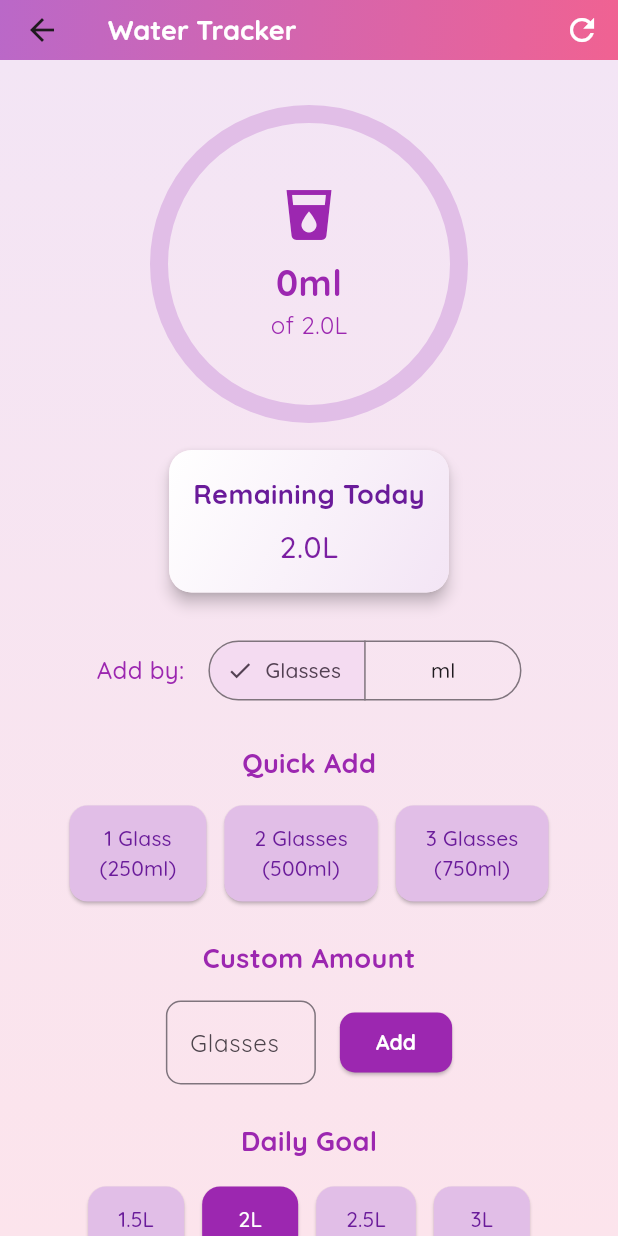
After one commit to Owca11/Cross_platform_app, a Flutter app: the WaterTrackerScreen screen opened directly, on a phone screen of 412 x 824 dp. The commit adds this screen. Run offline on Flutter 3.47's test engine with Material 3 defaults, Android fonts, the phone set to English and light mode, and no system bars; our stand-ins replace google_fonts, shared_preferences; accounts and stored records are empty.

Commit message:
`Update font family to Quicksand, add Water Tracker screen and update navigation bar and screen styles.`

```diff
--- a/autism_support_app/lib/main.dart
+++ b/autism_support_app/lib/main.dart
@@ -2,6 +2,7 @@
 import 'package:google_fonts/google_fonts.dart';
 import 'screens/feeling_selection_screen.dart';
 import 'screens/calm_tips_screen.dart';
+import 'screens/water_tracker_screen.dart';
 
 void main() {
   runApp(const UnspokenApp());
@@ -17,7 +18,7 @@
       theme: ThemeData(
         colorScheme: ColorScheme.fromSeed(seedColor: Colors.purple),
         useMaterial3: true,
-        fontFamily: GoogleFonts.dancingScript().fontFamily,
+        fontFamily: GoogleFonts.quicksand().fontFamily,
         appBarTheme: const AppBarTheme(
           toolbarHeight: 40, // Smaller app bar
           elevation: 2, // Less prominent shadow
@@ -35,7 +36,8 @@
   State<SplashScreen> createState() => _SplashScreenState();
 }
 
-class _SplashScreenState extends State<SplashScreen> with SingleTickerProviderStateMixin {
+class _SplashScreenState extends State<SplashScreen>
+    with SingleTickerProviderStateMixin {
   late AnimationController _controller;
   late Animation<double> _fadeAnimation;
   late Animation<double> _scaleAnimation;
@@ -48,13 +50,15 @@
       vsync: this,
     );
 
-    _fadeAnimation = Tween<double>(begin: 0.0, end: 1.0).animate(
-      CurvedAnimation(parent: _controller, curve: Curves.easeIn),
-    );
+    _fadeAnimation = Tween<double>(
+      begin: 0.0,
+      end: 1.0,
+    ).animate(CurvedAnimation(parent: _controller, curve: Curves.easeIn));
 
-    _scaleAnimation = Tween<double>(begin: 0.5, end: 1.0).animate(
-      CurvedAnimation(parent: _controller, curve: Curves.elasticOut),
-    );
+    _scaleAnimation = Tween<double>(
+      begin: 0.5,
+      end: 1.0,
+    ).animate(CurvedAnimation(parent: _controller, curve: Curves.elasticOut));
 
     _controller.forward();
 
@@ -167,6 +171,7 @@
   static const List<Widget> _widgetOptions = <Widget>[
     FeelingSelectionScreen(),
     CalmTipsScreen(),
+    WaterTrackerScreen(),
   ];
 
   void _onItemTapped(int index) {
@@ -208,14 +213,36 @@
         child: _widgetOptions.elementAt(_selectedIndex),
       ),
       bottomNavigationBar: BottomNavigationBar(
-        items: const <BottomNavigationBarItem>[
+        items: <BottomNavigationBarItem>[
           BottomNavigationBarItem(
             icon: Icon(Icons.emoji_emotions),
-            label: 'Feelings/Needs',
+            label: Text(
+              'Feelings/Needs',
+              style: GoogleFonts.quicksand(
+                fontSize: 12,
+                fontWeight: FontWeight.w500,
+              ),
+            ).data,
           ),
           BottomNavigationBarItem(
             icon: Icon(Icons.lightbulb),
-            label: 'Calm Tips',
+            label: Text(
+              'Calm Tips',
+              style: GoogleFonts.quicksand(
+                fontSize: 12,
+                fontWeight: FontWeight.w500,
+              ),
+            ).data,
+          ),
+          BottomNavigationBarItem(
+            icon: Icon(Icons.local_drink),
+            label: Text(
+              'Water Tracker',
+              style: GoogleFonts.quicksand(
+                fontSize: 12,
+                fontWeight: FontWeight.w500,
+              ),
+            ).data,
           ),
         ],
         currentIndex: _selectedIndex,
--- a/autism_support_app/lib/screens/feeling_selection_screen.dart
+++ b/autism_support_app/lib/screens/feeling_selection_screen.dart
@@ -224,7 +224,7 @@
                                 const SizedBox(height: 16),
                                 Text(
                                   item.name,
-                                  style: GoogleFonts.dancingScript(
+                                  style: GoogleFonts.quicksand(
                                     fontSize: 32,
                                     fontWeight: FontWeight.bold,
                                     color: Colors.purple.shade800,
--- /dev/null
+++ b/autism_support_app/lib/screens/water_tracker_screen.dart
@@ -0,0 +1,384 @@
+import 'package:flutter/material.dart';
+import 'package:google_fonts/google_fonts.dart';
+import '../services/water_tracker_service.dart';
+
+class WaterTrackerScreen extends StatefulWidget {
+  const WaterTrackerScreen({super.key});
+
+  @override
+  State<WaterTrackerScreen> createState() => _WaterTrackerScreenState();
+}
+
+class _WaterTrackerScreenState extends State<WaterTrackerScreen> {
+  double _currentIntake = 0.0;
+  double _dailyGoal = WaterTrackerService.defaultDailyGoal;
+  bool _isGlassMode = true; // true for glasses, false for ml
+  final TextEditingController _customAmountController = TextEditingController();
+
+  @override
+  void initState() {
+    super.initState();
+    _loadData();
+  }
+
+  Future<void> _loadData() async {
+    final intake = await WaterTrackerService.getDailyIntake();
+    final goal = await WaterTrackerService.getDailyGoal();
+    setState(() {
+      _currentIntake = intake;
+      _dailyGoal = goal;
+    });
+  }
+
+  Future<void> _addWater(double amount) async {
+    await WaterTrackerService.addWater(amount);
+    await _loadData();
+  }
+
+  Future<void> _setDailyGoal(double goal) async {
+    await WaterTrackerService.setDailyGoal(goal);
+    await _loadData();
+  }
+
+  Future<void> _resetIntake() async {
+    await WaterTrackerService.resetDailyIntake();
+    await _loadData();
+  }
+
+  double get _remainingWater => _dailyGoal - _currentIntake;
+  double get _progress => _currentIntake / _dailyGoal;
+
+  String _formatWater(double ml) {
+    if (ml >= 1000) {
+      return '${(ml / 1000).toStringAsFixed(1)}L';
+    }
+    return '${ml.toStringAsFixed(0)}ml';
+  }
+
+  @override
+  Widget build(BuildContext context) {
+    return Scaffold(
+      appBar: AppBar(
+        title: Text(
+          'Water Tracker',
+          style: GoogleFonts.quicksand(
+            fontSize: 18,
+            fontWeight: FontWeight.bold,
+            color: Colors.white,
+          ),
+        ),
+        flexibleSpace: Container(
+          decoration: BoxDecoration(
+            gradient: LinearGradient(
+              colors: [Colors.purple.shade300, Colors.pink.shade300],
+              begin: Alignment.topLeft,
+              end: Alignment.bottomRight,
+            ),
+          ),
+        ),
+        actions: [
+          IconButton(
+            icon: const Icon(Icons.refresh, color: Colors.white),
+            onPressed: _resetIntake,
+            tooltip: 'Reset daily intake',
+          ),
+        ],
+      ),
+      body: Container(
+        decoration: BoxDecoration(
+          gradient: LinearGradient(
+            colors: [Colors.purple.shade50, Colors.pink.shade50],
+            begin: Alignment.topCenter,
+            end: Alignment.bottomCenter,
+          ),
+        ),
+        child: SingleChildScrollView(
+          padding: const EdgeInsets.all(16.0),
+          child: Column(
+            crossAxisAlignment: CrossAxisAlignment.center,
+            children: [
+              // Progress Circle
+              Container(
+                margin: const EdgeInsets.symmetric(vertical: 20),
+                child: Stack(
+                  alignment: Alignment.center,
+                  children: [
+                    SizedBox(
+                      width: 200,
+                      height: 200,
+                      child: CircularProgressIndicator(
+                        value: _progress.clamp(0.0, 1.0),
+                        strokeWidth: 12,
+                        backgroundColor: Colors.purple.shade100,
+                        valueColor: AlwaysStoppedAnimation<Color>(
+                          _progress >= 1.0 ? Colors.green : Colors.purple,
+                        ),
+                      ),
+                    ),
+                    Column(
+                      mainAxisSize: MainAxisSize.min,
+                      children: [
+                        Icon(Icons.local_drink, size: 40, color: Colors.purple),
+                        const SizedBox(height: 8),
+                        Text(
+                          _formatWater(_currentIntake),
+                          style: GoogleFonts.quicksand(
+                            fontSize: 24,
+                            fontWeight: FontWeight.bold,
+                            color: Colors.purple,
+                          ),
+                        ),
+                        Text(
+                          'of ${_formatWater(_dailyGoal)}',
+                          style: GoogleFonts.quicksand(
+                            fontSize: 16,
+                            color: Colors.purple,
+                          ),
+                        ),
+                      ],
+                    ),
+                  ],
+                ),
+              ),
+
+              // Remaining water
+              Card(
+                shape: RoundedRectangleBorder(
+                  borderRadius: BorderRadius.circular(15.0),
+                ),
+                elevation: 4,
+                child: Container(
+                  padding: const EdgeInsets.all(16.0),
+                  decoration: BoxDecoration(
+                    borderRadius: BorderRadius.circular(15.0),
+                    gradient: LinearGradient(
+                      colors: [Colors.white, Colors.purple.shade50],
+                      begin: Alignment.topLeft,
+                      end: Alignment.bottomRight,
+                    ),
+                  ),
+                  child: Column(
+                    children: [
+                      Text(
+                        _remainingWater <= 0
+                            ? '🎉 Goal Achieved! 🎉'
+                            : 'Remaining Today',
+                        style: GoogleFonts.quicksand(
+                          fontSize: 18,
+                          fontWeight: FontWeight.bold,
+                          color: _remainingWater <= 0
+                              ? Colors.green.shade800
+                              : Colors.purple.shade800,
+                        ),
+                      ),
+                      const SizedBox(height: 8),
+                      Text(
+                        _remainingWater <= 0
+                            ? 'Great job staying hydrated!'
+                            : _formatWater(_remainingWater.abs()),
+                        style: GoogleFonts.quicksand(
+                          fontSize: 20,
+                          fontWeight: FontWeight.w500,
+                          color: _remainingWater <= 0
+                              ? Colors.green.shade700
+                              : Colors.purple.shade700,
+                        ),
+                      ),
+                    ],
+                  ),
+                ),
+              ),
+
+              const SizedBox(height: 24),
+
+              // Unit toggle
+              Row(
+                mainAxisAlignment: MainAxisAlignment.center,
+                children: [
+                  Text(
+                    'Add by:',
+                    style: GoogleFonts.quicksand(
+                      fontSize: 16,
+                      fontWeight: FontWeight.w500,
+                      color: Colors.purple,
+                    ),
+                  ),
+                  const SizedBox(width: 16),
+                  SegmentedButton<bool>(
+                    segments: const [
+                      ButtonSegment<bool>(value: true, label: Text('Glasses')),
+                      ButtonSegment<bool>(value: false, label: Text('ml')),
+                    ],
+                    selected: {_isGlassMode},
+                    onSelectionChanged: (Set<bool> newSelection) {
+                      setState(() {
+                        _isGlassMode = newSelection.first;
+                      });
+                    },
+                  ),
+                ],
+              ),
+
+              const SizedBox(height: 24),
+
+              // Quick add buttons
+              Text(
+                'Quick Add',
+                style: GoogleFonts.quicksand(
+                  fontSize: 18,
+                  fontWeight: FontWeight.bold,
+                  color: Colors.purple,
+                ),
+              ),
+              const SizedBox(height: 16),
+              Wrap(
+                spacing: 12,
+                runSpacing: 12,
+                alignment: WrapAlignment.center,
+                children: _isGlassMode
+                    ? [
+                        _buildAddButton(1, '1 Glass\n(250ml)'),
+                        _buildAddButton(2, '2 Glasses\n(500ml)'),
+                        _buildAddButton(3, '3 Glasses\n(750ml)'),
+                      ]
+                    : [
+                        _buildAddButton(100, '100ml'),
+                        _buildAddButton(200, '200ml'),
+                        _buildAddButton(250, '250ml'),
+                        _buildAddButton(500, '500ml'),
+                      ],
+              ),
+
+              const SizedBox(height: 24),
+
+              // Custom amount
+              Text(
+                'Custom Amount',
+                style: GoogleFonts.quicksand(
+                  fontSize: 18,
+                  fontWeight: FontWeight.bold,
+                  color: Colors.purple,
+                ),
+              ),
+              const SizedBox(height: 16),
+              Row(
+                mainAxisAlignment: MainAxisAlignment.center,
+                children: [
+                  SizedBox(
+                    width: 100,
+                    child: TextField(
+                      controller: _customAmountController,
+                      keyboardType: TextInputType.number,
+                      decoration: InputDecoration(
+                        labelText: _isGlassMode ? 'Glasses' : 'ml',
+                        border: OutlineInputBorder(
+                          borderRadius: BorderRadius.circular(10),
+                        ),
+                      ),
+                      onSubmitted: (value) {
+                        final amount = double.tryParse(value) ?? 0;
+                        if (amount > 0) {
+                          final mlAmount = _isGlassMode
+                              ? amount * WaterTrackerService.glassSize
+                              : amount;
+                          _addWater(mlAmount);
+                          _customAmountController.clear();
+                        }
+                      },
+                    ),
+                  ),
+                  const SizedBox(width: 16),
+                  ElevatedButton(
+                    onPressed: () {
+                      final value = _customAmountController.text;
+                      final amount = double.tryParse(value) ?? 0;
+                      if (amount > 0) {
+                        final mlAmount = _isGlassMode
+                            ? amount * WaterTrackerService.glassSize
+                            : amount;
+                        _addWater(mlAmount);
+                        _customAmountController.clear();
+                      }
+                    },
+                    style: ElevatedButton.styleFrom(
+                      backgroundColor: Colors.purple,
+                      foregroundColor: Colors.white,
+                      shape: RoundedRectangleBorder(
+                        borderRadius: BorderRadius.circular(10),
+                      ),
+                    ),
+                    child: Text(
+                      'Add',
+                      style: GoogleFonts.quicksand(fontWeight: FontWeight.bold),
+                    ),
+                  ),
+                ],
+              ),
+
+              const SizedBox(height: 24),
+
+              // Daily goal setting
+              Text(
+                'Daily Goal',
+                style: GoogleFonts.quicksand(
+                  fontSize: 18,
+                  fontWeight: FontWeight.bold,
+                  color: Colors.purple,
+                ),
+              ),
+              const SizedBox(height: 16),
+              Wrap(
+                spacing: 12,
+                runSpacing: 12,
+                alignment: WrapAlignment.center,
+                children: [
+                  _buildGoalButton(1500, '1.5L'),
+                  _buildGoalButton(2000, '2L'),
+                  _buildGoalButton(2500, '2.5L'),
+                  _buildGoalButton(3000, '3L'),
+                ],
+              ),
+            ],
+          ),
+        ),
+      ),
+    );
+  }
+
+  Widget _buildAddButton(double amount, String label) {
+    final mlAmount = _isGlassMode
+        ? amount * WaterTrackerService.glassSize
+        : amount;
+    return ElevatedButton(
+      onPressed: () => _addWater(mlAmount),
+      style: ElevatedButton.styleFrom(
+        backgroundColor: Colors.purple.shade100,
+        foregroundColor: Colors.purple.shade800,
+        shape: RoundedRectangleBorder(borderRadius: BorderRadius.circular(12)),
+        padding: const EdgeInsets.symmetric(horizontal: 20, vertical: 12),
+      ),
+      child: Text(
+        label,
+        textAlign: TextAlign.center,
+        style: GoogleFonts.quicksand(fontSize: 14, fontWeight: FontWeight.w500),
+      ),
+    );
+  }
+
+  Widget _buildGoalButton(double goal, String label) {
+    final isSelected = _dailyGoal == goal;
+    return ElevatedButton(
+      onPressed: () => _setDailyGoal(goal),
+      style: ElevatedButton.styleFrom(
+        backgroundColor: isSelected ? Colors.purple : Colors.purple.shade100,
+        foregroundColor: isSelected ? Colors.white : Colors.purple.shade800,
+        shape: RoundedRectangleBorder(borderRadius: BorderRadius.circular(12)),
+        padding: const EdgeInsets.symmetric(horizontal: 20, vertical: 12),
+      ),
+      child: Text(
+        label,
+        style: GoogleFonts.quicksand(fontSize: 14, fontWeight: FontWeight.w500),
+      ),
+    );
+  }
+}
--- /dev/null
+++ b/autism_support_app/lib/services/water_tracker_service.dart
@@ -0,0 +1,50 @@
+import 'package:shared_preferences/shared_preferences.dart';
+
+class WaterTrackerService {
+  static const String _dailyIntakeKey = 'daily_water_intake';
+  static const String _dailyGoalKey = 'daily_water_goal';
+  static const String _lastResetKey = 'last_reset_date';
+
+  static const double defaultDailyGoal = 2000.0; // 2 liters in ml
+  static const double glassSize = 250.0; // 250 ml per glass
+
+  static Future<double> getDailyIntake() async {
+    final prefs = await SharedPreferences.getInstance();
+    final lastReset = prefs.getString(_lastResetKey);
+    final today = DateTime.now().toIso8601String().split('T')[0];
+
+    if (lastReset != today) {
+      // Reset intake for new day
+      await prefs.setDouble(_dailyIntakeKey, 0.0);
+      await prefs.setString(_lastResetKey, today);
+      return 0.0;
+    }
+
+    return prefs.getDouble(_dailyIntakeKey) ?? 0.0;
+  }
+
+  static Future<double> getDailyGoal() async {
+    final prefs = await SharedPreferences.getInstance();
+    return prefs.getDouble(_dailyGoalKey) ?? defaultDailyGoal;
+  }
+
+  static Future<void> setDailyGoal(double goal) async {
+    final prefs = await SharedPreferences.getInstance();
+    await prefs.setDouble(_dailyGoalKey, goal);
+  }
+
+  static Future<void> addWater(double amount) async {
+    final prefs = await SharedPreferences.getInstance();
+    final current = await getDailyIntake();
+    await prefs.setDouble(_dailyIntakeKey, current + amount);
+  }
+
+  static Future<void> resetDailyIntake() async {
+    final prefs = await SharedPreferences.getInstance();
+    await prefs.setDouble(_dailyIntakeKey, 0.0);
+    await prefs.setString(
+      _lastResetKey,
+      DateTime.now().toIso8601String().split('T')[0],
+    );
+  }
+}
```
